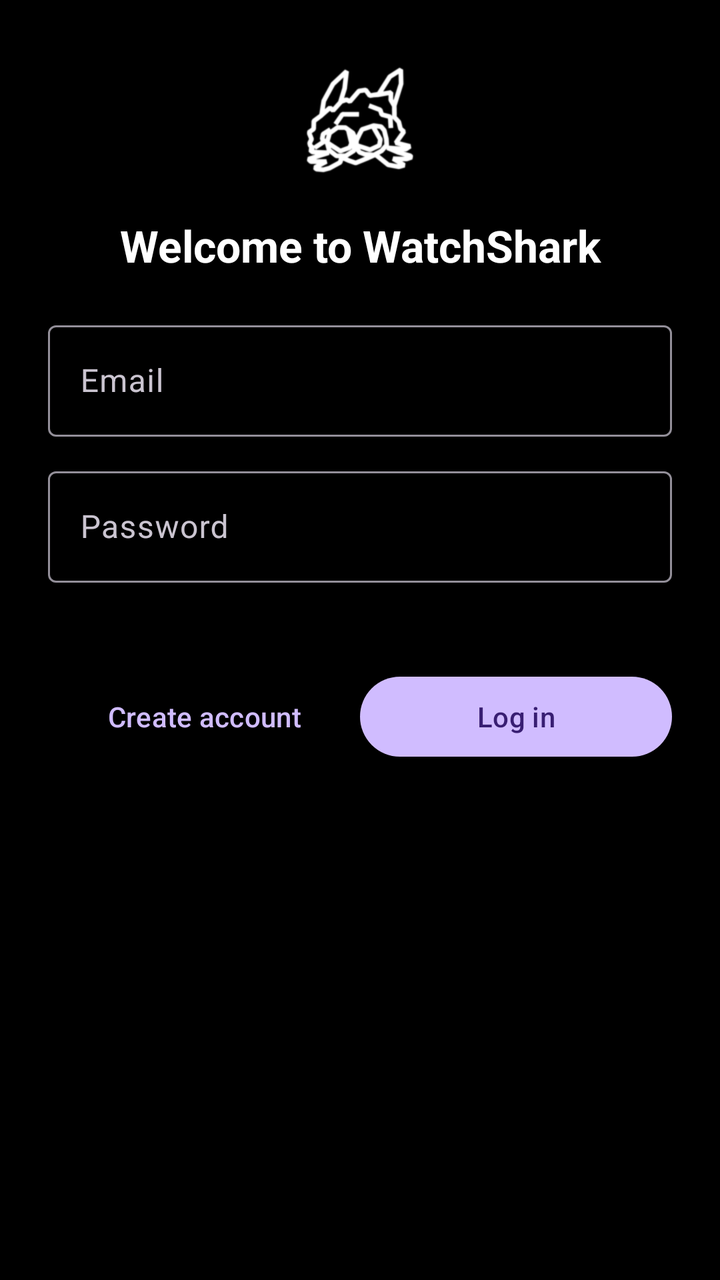
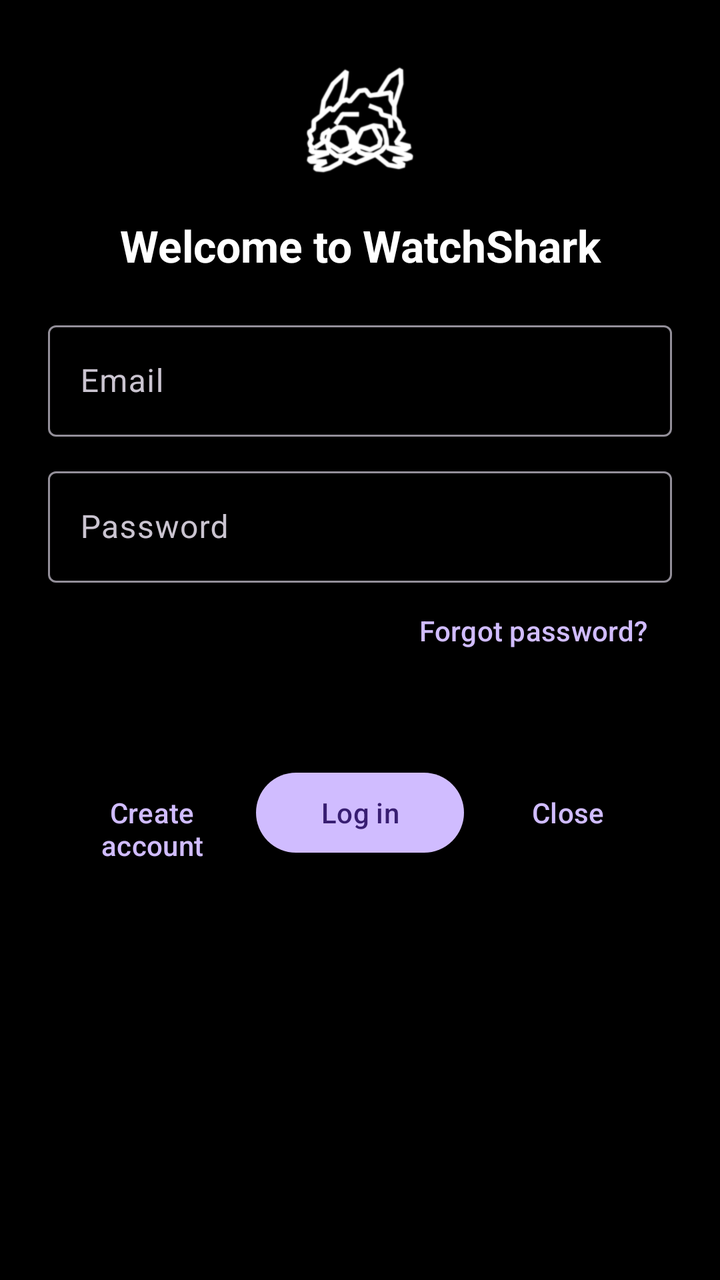

Screens rendered from an Android XML layout before and after an edit, with the pre-edit source and the edit as a unified diff.
<!-- AndroidManifest.xml: application theme Theme.WatchShark -->
<!-- res/layout/fragment_auth.xml -->
<?xml version="1.0" encoding="utf-8"?>
<ScrollView xmlns:android="http://schemas.android.com/apk/res/android"
    android:layout_width="match_parent"
    android:layout_height="match_parent"
    android:background="@android:color/black"
    android:fillViewport="true">

    <LinearLayout
        android:layout_width="match_parent"
        android:layout_height="wrap_content"
        android:orientation="vertical"
        android:padding="24dp">

        <ImageView
            android:layout_width="72dp"
            android:layout_height="72dp"
            android:layout_gravity="center_horizontal"
            android:src="@mipmap/ic_launcher" />

        <TextView
            android:layout_width="match_parent"
            android:layout_height="wrap_content"
            android:layout_marginTop="12dp"
            android:gravity="center"
            android:text="Welcome to WatchShark"
            android:textColor="@android:color/white"
            android:textSize="22sp"
            android:textStyle="bold" />

        <com.google.android.material.textfield.TextInputLayout
            android:id="@+id/login_user_wrap"
            android:layout_width="match_parent"
            android:layout_height="wrap_content"
            android:layout_marginTop="20dp"
            style="@style/Widget.Material3.TextInputLayout.OutlinedBox">

            <com.google.android.material.textfield.TextInputEditText
                android:id="@+id/login_id"
                android:layout_width="match_parent"
                android:layout_height="wrap_content"
                android:hint="Email"
                android:inputType="textEmailAddress"
                android:maxLines="1" />
        </com.google.android.material.textfield.TextInputLayout>

        <com.google.android.material.textfield.TextInputLayout
            android:id="@+id/login_pw_wrap"
            android:layout_width="match_parent"
            android:layout_height="wrap_content"
            android:layout_marginTop="12dp"
            style="@style/Widget.Material3.TextInputLayout.OutlinedBox">

            <com.google.android.material.textfield.TextInputEditText
                android:id="@+id/login_pw"
                android:layout_width="match_parent"
                android:layout_height="wrap_content"
                android:hint="Password"
                android:inputType="textPassword"
                android:maxLines="1" />
        </com.google.android.material.textfield.TextInputLayout>

        <com.google.android.material.textfield.TextInputLayout
            android:id="@+id/su_name_wrap"
            android:layout_width="match_parent"
            android:layout_height="wrap_content"
            android:layout_marginTop="12dp"
            android:visibility="gone"
            style="@style/Widget.Material3.TextInputLayout.OutlinedBox">

            <com.google.android.material.textfield.TextInputEditText
                android:id="@+id/su_name"
                android:layout_width="match_parent"
                android:layout_height="wrap_content"
                android:hint="Handle (a-z, 0-9, _)"
                android:maxLines="1" />
        </com.google.android.material.textfield.TextInputLayout>

        <com.google.android.material.textfield.TextInputLayout
            android:id="@+id/su_email_wrap"
            android:layout_width="match_parent"
            android:layout_height="wrap_content"
            android:layout_marginTop="12dp"
            android:visibility="gone"
            style="@style/Widget.Material3.TextInputLayout.OutlinedBox">

            <com.google.android.material.textfield.TextInputEditText
                android:id="@+id/su_email"
                android:layout_width="match_parent"
                android:layout_height="wrap_content"
                android:hint="Email"
                android:inputType="textEmailAddress"
                android:maxLines="1" />
        </com.google.android.material.textfield.TextInputLayout>

        <TextView
            android:id="@+id/auth_err"
            android:layout_width="match_parent"
            android:layout_height="wrap_content"
            android:layout_marginTop="8dp"
            android:textColor="#FF5252" />

        <LinearLayout
            android:layout_width="match_parent"
            android:layout_height="wrap_content"
            android:layout_marginTop="16dp"
            android:orientation="horizontal">

            <com.google.android.material.button.MaterialButton
                android:id="@+id/auth_switch"
                style="@style/Widget.Material3.Button.TextButton"
                android:layout_width="0dp"
                android:layout_height="wrap_content"
                android:layout_weight="1"
                android:text="Create account" />

            <com.google.android.material.button.MaterialButton
                android:id="@+id/auth_go"
                android:layout_width="0dp"
                android:layout_height="wrap_content"
                android:layout_weight="1"
                android:text="Log in" />
        </LinearLayout>
    </LinearLayout>
</ScrollView>
<!-- resources referenced by this layout -->
<resources>
  <!-- mipmap ic_launcher: png bitmap (mipmap-hdpi, 2106 bytes) -->
  <style name="Theme.WatchShark" parent="Theme.Material3.Dark.NoActionBar">
          <item name="android:windowBackground">@android:color/black</item>
          <item name="android:statusBarColor">@android:color/black</item>
          <item name="android:navigationBarColor">@android:color/black</item>
      </style>
</resources>

<!-- the commit's change to res/layout/fragment_auth.xml (unified diff, before → after) -->
@@ -59,6 +59,21 @@
                 android:maxLines="1" />
         </com.google.android.material.textfield.TextInputLayout>
 
+        <LinearLayout
+            android:id="@+id/forgot_row"
+            android:layout_width="match_parent"
+            android:layout_height="wrap_content"
+            android:gravity="end"
+            android:orientation="horizontal">
+
+            <com.google.android.material.button.MaterialButton
+                android:id="@+id/forgot_btn"
+                style="@style/Widget.Material3.Button.TextButton"
+                android:layout_width="wrap_content"
+                android:layout_height="wrap_content"
+                android:text="Forgot password?" />
+        </LinearLayout>
+
         <com.google.android.material.textfield.TextInputLayout
             android:id="@+id/su_name_wrap"
             android:layout_width="match_parent"
@@ -119,6 +134,14 @@
                 android:layout_height="wrap_content"
                 android:layout_weight="1"
                 android:text="Log in" />
+
+            <com.google.android.material.button.MaterialButton
+                android:id="@+id/auth_close"
+                style="@style/Widget.Material3.Button.TextButton"
+                android:layout_width="0dp"
+                android:layout_height="wrap_content"
+                android:layout_weight="1"
+                android:text="Close" />
         </LinearLayout>
     </LinearLayout>
 </ScrollView>
